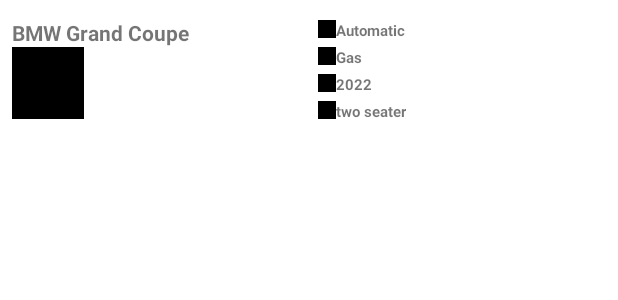
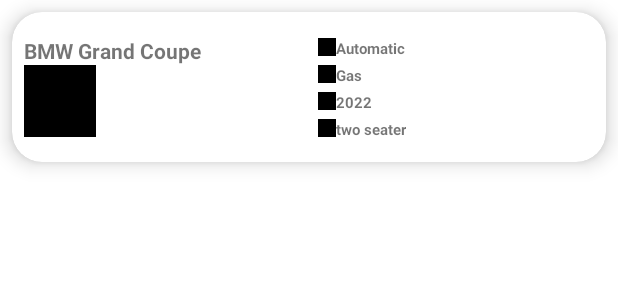
Before and after one commit to mosheFuks/TP3-Trabajo-Practico, an Android app: the layout car_list_item.xml on its own in the app's theme, with its tools: preview values and no code run, on a phone screen of 412 x 824 dp. Shown: the top 300 px of the screen. Run offline under Robolectric (Android 15) with nearby library versions, the phone set to English and light mode, and no system bars.

Commit message:
gracias Fer por todo, te amo

```diff
--- a/app/build.gradle
+++ b/app/build.gradle
@@ -49,4 +49,5 @@
     implementation "androidx.navigation:navigation-fragment:$nav_version"
     implementation "androidx.navigation:navigation-ui:$nav_version"
     implementation 'androidx.recyclerview:recyclerview:1.3.0'
+
 }
--- a/app/src/main/java/com/example/trabajopractico/holders/CarHolder.kt
+++ b/app/src/main/java/com/example/trabajopractico/holders/CarHolder.kt
@@ -12,6 +12,10 @@
 
     init {
         this.view = v
+    }
+
+    fun getCardLayout (): CardView {
+        return view.findViewById(R.id.card_package_item)
     }
 
     fun setClass(clase: String) {
--- a/app/src/main/res/layout/car_list_item.xml
+++ b/app/src/main/res/layout/car_list_item.xml
@@ -1,8 +1,16 @@
 <?xml version="1.0" encoding="utf-8"?>
-<androidx.constraintlayout.widget.ConstraintLayout xmlns:android="http://schemas.android.com/apk/res/android"
+
+<androidx.cardview.widget.CardView xmlns:android="http://schemas.android.com/apk/res/android"
+    xmlns:app="http://schemas.android.com/apk/res-auto"
     xmlns:tools="http://schemas.android.com/tools"
+    android:id="@+id/card_package_item"
     android:layout_width="match_parent"
-    android:layout_height="match_parent">
+    android:layout_height="100dp"
+    android:layout_margin="8dp"
+    android:backgroundTintMode="add"
+    app:cardCornerRadius="20dp"
+    app:cardElevation="8dp">
+
 
     <LinearLayout
         android:id="@+id/linearLayoutCar"
@@ -153,4 +161,5 @@
         </LinearLayout>
 
     </LinearLayout>
-</androidx.constraintlayout.widget.ConstraintLayout>
+
+</androidx.cardview.widget.CardView>
```
Also changed, not shown: app/src/main/java/com/example/trabajopractico/adapter/CarListAdapter.kt (+41 -12 lines), app/src/main/java/com/example/trabajopractico/fragment_list.kt (+10 -6 lines).
